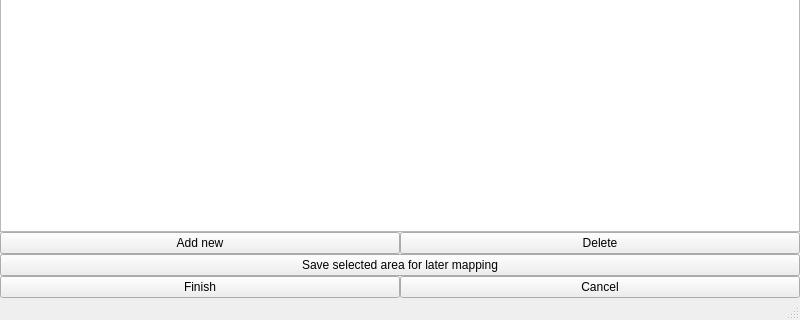
This is Design/ScreenMapper.ui in Kanter666/Botter as Qt 5 draws it before an edit; both pictures show x 0 to 800 and y 280 to 600 of the 800 by 600 pixel window. The edited form follows.
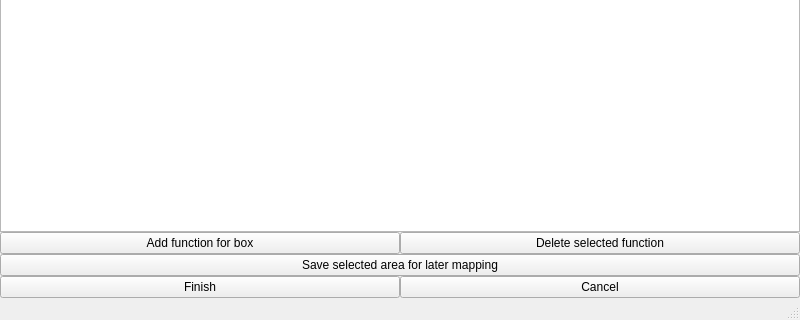
This is the edited form.

Commit message: Added own dialog for creating functions for box selection

Diff of the .ui file:
```diff
--- a/Design/ScreenMapper.ui
+++ b/Design/ScreenMapper.ui
@@ -93,14 +93,14 @@
     <item row="4" column="2">
      <widget class="QPushButton" name="pushButton_4">
       <property name="text">
-       <string>Delete</string>
+       <string>Delete selected function</string>
       </property>
      </widget>
     </item>
     <item row="4" column="1">
      <widget class="QPushButton" name="pushButton_3">
       <property name="text">
-       <string>Add new</string>
+       <string>Add function for box</string>
       </property>
      </widget>
     </item>
```
Left out of the diff: 4 changed lines with no effect on the pictures. The commit also changes 8 other files.
